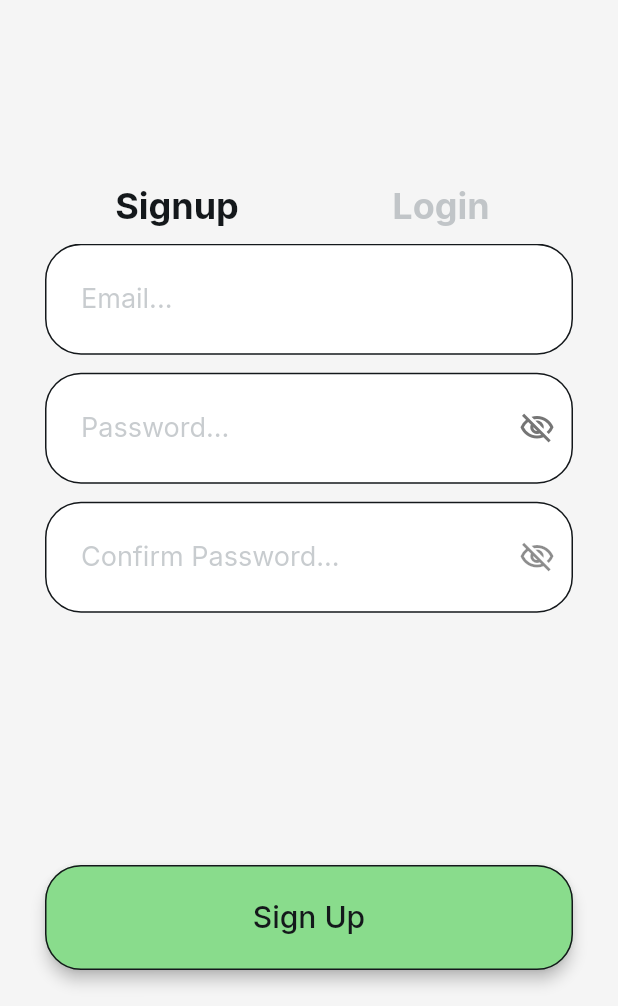
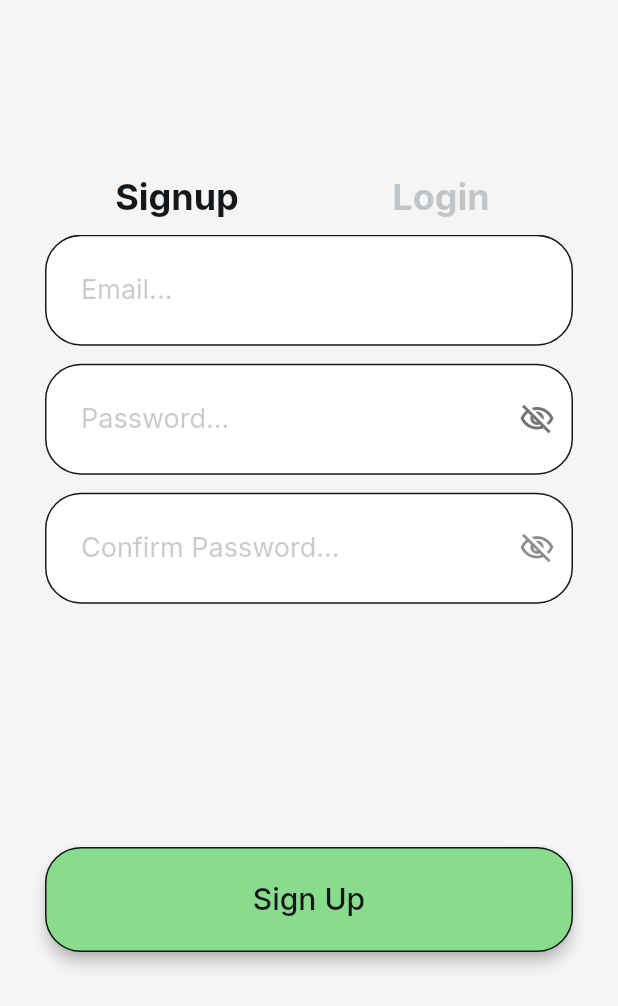
Before and after one commit to rbutera03/TodoApp-FlutterFlow, a Flutter app: the screen it shows after launch, on a phone screen of 412 x 824 dp, the part 230-1236 px from its top. Run offline on Flutter 3.47's test engine with Material 3 defaults, Android fonts, the phone set to English and light mode, and no system bars; drawn by our look-alikes of auto_size_text; our stand-ins replace cloud_firestore, easy_debounce, file_picker, firebase_auth, firebase_core, firebase_storage and 12 more; missing offline and left inert: json_path, mime_type; accounts and stored records are empty.

Commit message:
Added an extra 12 pixel padding to the Signup/Login Button

```diff
--- a/lib/login/login_widget.dart
+++ b/lib/login/login_widget.dart
@@ -708,7 +708,10 @@ class _LoginWidgetState extends State<LoginWidget>
                       ],
                     ),
                   ),
-                  Stack(
+                  Padding(
+                    padding:
+                        const EdgeInsetsDirectional.fromSTEB(0.0, 0.0, 0.0, 12.0),
+                    child: Stack(
                       children: [
                         if (_model.tabBarCurrentIndex == 1)
                           FFButtonWidget(
@@ -764,8 +767,8 @@ class _LoginWidgetState extends State<LoginWidget>
                               }
                               GoRouter.of(context).prepareAuthEvent();
                               if (_model.signupPasswordTextController.text !=
-                                _model
-                                    .signupConfirmPasswordTextController.text) {
+                                  _model.signupConfirmPasswordTextController
+                                      .text) {
                                 ScaffoldMessenger.of(context).showSnackBar(
                                   const SnackBar(
                                     content: Text(
@@ -796,7 +799,8 @@ class _LoginWidgetState extends State<LoginWidget>
                                     createdTime: getCurrentTimestamp,
                                   ));
 
-                            context.goNamedAuth('onboarding', context.mounted);
+                              context.goNamedAuth(
+                                  'onboarding', context.mounted);
                             },
                             text: 'Sign Up',
                             options: FFButtonOptions(
@@ -822,6 +826,7 @@ class _LoginWidgetState extends State<LoginWidget>
                           ),
                       ],
                     ),
+                  ),
                 ],
               ),
             ),
```
Lines whose indentation alone changed are shown as unchanged.
